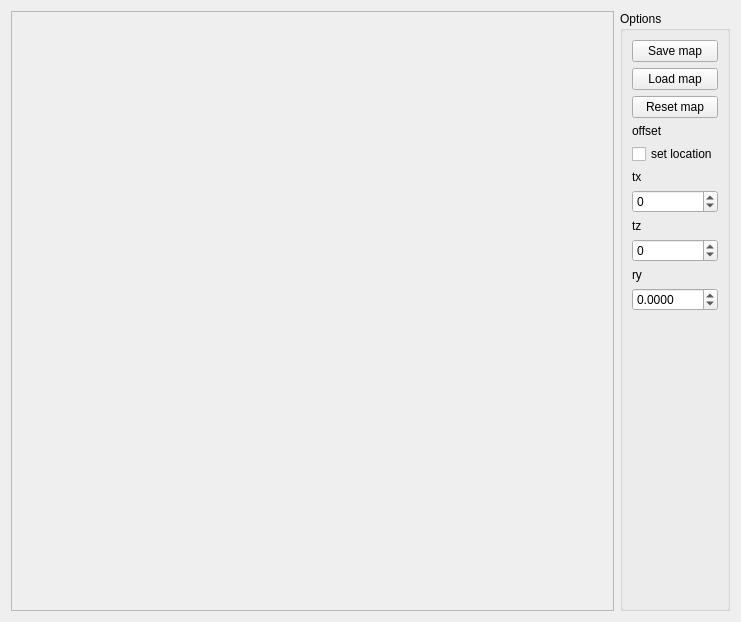
Qt form experimental/gmappingComp/src/mainUI.ui (robocomp/robocomp-robolab) before a commit.
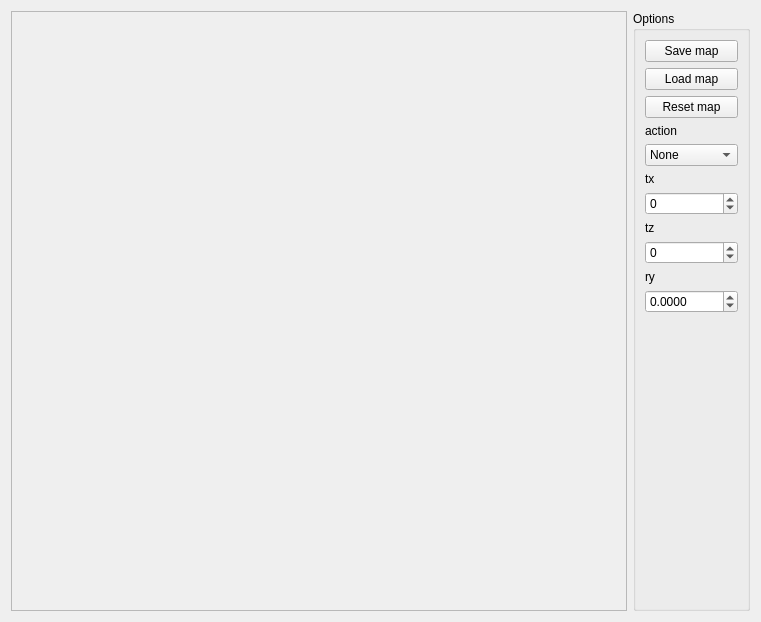
The same form after that commit.

Commit message: setPosition checkbox changed to combobox

What changed in the file:
```diff
--- a/experimental/gmappingComp/src/mainUI.ui
+++ b/experimental/gmappingComp/src/mainUI.ui
@@ -6,7 +6,7 @@
    <rect>
     <x>0</x>
     <y>0</y>
-    <width>741</width>
+    <width>761</width>
     <height>620</height>
    </rect>
   </property>
@@ -76,15 +76,27 @@
       <item>
        <widget class="QLabel" name="label">
         <property name="text">
-         <string>offset</string>
+         <string>action</string>
         </property>
        </widget>
       </item>
       <item>
-       <widget class="QCheckBox" name="setBox">
-        <property name="text">
-         <string>set location</string>
-        </property>
+       <widget class="QComboBox" name="action_cb">
+        <item>
+         <property name="text">
+          <string>None</string>
+         </property>
+        </item>
+        <item>
+         <property name="text">
+          <string>Set lines</string>
+         </property>
+        </item>
+        <item>
+         <property name="text">
+          <string>Set position</string>
+         </property>
+        </item>
        </widget>
       </item>
       <item>
```
The commit also changes 1 other file.
